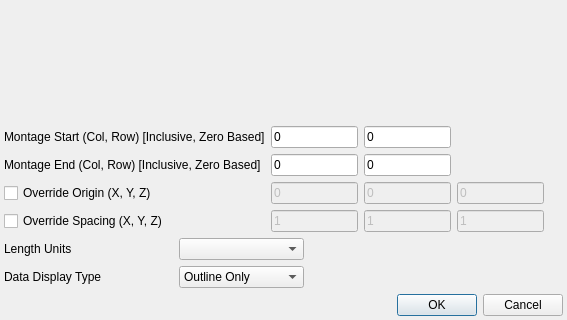
Above: SIMPLVtkLib/Dialogs/UI_Files/ImportFijiMontageDialog.ui from tplatt77/SIMPLVtkLib before the change; both pictures show x 0 to 567 and y 177 to 497 of the 567 by 497 pixel window. Below: the same form after it.
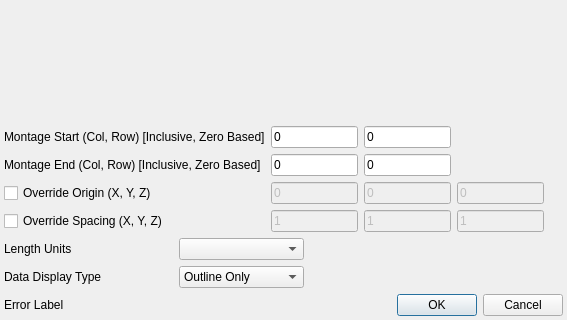
That is the form after the change. Custom widgets are drawn as their Qt base class.

Commit message: Added an error label to the montage dialogs * Shows an error message when the number of files is less than the montage size indicated by Montage Start and Montage End fields

```diff
--- a/SIMPLVtkLib/Dialogs/UI_Files/ImportFijiMontageDialog.ui
+++ b/SIMPLVtkLib/Dialogs/UI_Files/ImportFijiMontageDialog.ui
@@ -268,6 +268,13 @@
    <item row="3" column="2">
     <widget class="QComboBox" name="unitsCB"/>
    </item>
+   <item row="6" column="0" colspan="4">
+    <widget class="QLabel" name="errLabel">
+     <property name="text">
+      <string>Error Label</string>
+     </property>
+    </widget>
+   </item>
   </layout>
  </widget>
  <customwidgets>
```
The commit also changes 8 other files.
